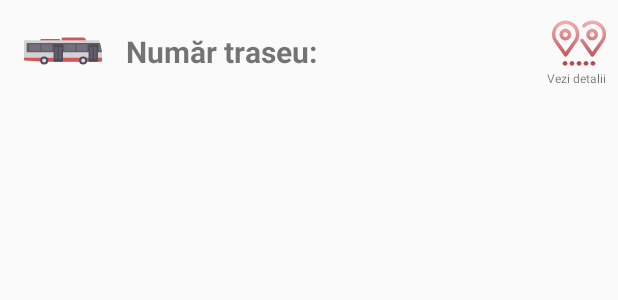
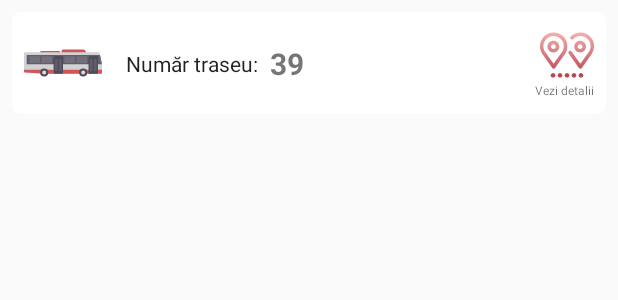
Before and after one commit to ViorelAlbastrelu/eticket, an Android app: the layout item_route.xml on its own in the app's theme, with its tools: preview values and no code run, on a phone screen of 412 x 824 dp. Shown: the top 300 px of the screen. Run offline under Robolectric (Android 15) with nearby library versions, the phone set to English and light mode, and no system bars.

Commit message:
Add layout and viewHolder for Route items

```diff
--- /dev/null
+++ b/app/src/main/res/drawable/background_white_rouned_corners.xml
@@ -0,0 +1,7 @@
+<?xml version="1.0" encoding="utf-8"?>
+<shape xmlns:android="http://schemas.android.com/apk/res/android">
+	<size android:height="24dp"
+		android:width="24dp"/>
+	<corners android:radius="6dp"/>
+	<solid android:color="@android:color/white"/>
+</shape>
--- a/app/src/main/res/layout/item_route.xml
+++ b/app/src/main/res/layout/item_route.xml
@@ -17,13 +17,14 @@
 	<androidx.constraintlayout.widget.ConstraintLayout
 		android:layout_width="match_parent"
 		android:layout_height="wrap_content"
-		android:padding="8dp">
+		android:background="@drawable/background_white_rouned_corners"
+		android:layout_margin="@dimen/feeditem_outside_margin"
+		android:padding="@dimen/feeditem_inside_padding">
 
 		<ImageView
 			android:id="@+id/traseuTypeIcon"
 			android:layout_width="52dp"
 			android:layout_height="52dp"
-			android:layout_marginStart="8dp"
 			app:layout_constraintBottom_toBottomOf="parent"
 			app:layout_constraintStart_toStartOf="parent"
 			app:layout_constraintTop_toTopOf="parent"
@@ -33,15 +34,13 @@
 
 		<TextView
 			android:id="@+id/traseu_no"
-			android:layout_width="wrap_content"
+			android:layout_width="0dp"
 			android:layout_height="wrap_content"
 			android:layout_marginStart="16dp"
 			android:layout_marginTop="8dp"
 			android:layout_marginBottom="8dp"
 			android:text="@string/nr_traseu_fmt"
-			android:textAlignment="center"
-			android:textSize="20sp"
-			android:textStyle="bold"
+			android:textAppearance="@style/TextAppearance.AppCompat.Body1"
 			app:layout_constraintBottom_toBottomOf="parent"
 			app:layout_constraintStart_toEndOf="@+id/traseuTypeIcon"
 			app:layout_constraintTop_toTopOf="parent" />
@@ -59,9 +58,11 @@
 			android:textStyle="bold"
 			app:layout_constraintBottom_toBottomOf="parent"
 			app:layout_constraintStart_toEndOf="@+id/traseu_no"
-			app:layout_constraintTop_toTopOf="parent" />
+			app:layout_constraintTop_toTopOf="parent"
+			tools:text="39" />
 
 		<LinearLayout
+			android:id="@+id/linearLayout"
 			android:layout_width="wrap_content"
 			android:layout_height="match_parent"
 			android:orientation="vertical"
--- a/app/src/main/res/layout/item_ticket.xml
+++ b/app/src/main/res/layout/item_ticket.xml
@@ -12,10 +12,9 @@
 		xmlns:app="http://schemas.android.com/apk/res-auto"
 		android:layout_width="match_parent"
 		android:layout_height="wrap_content"
-		android:layout_margin="10dp"
+		android:layout_margin="@dimen/feeditem_outside_margin"
 		app:cardCornerRadius="6dp"
-		app:cardElevation="6dp"
-		app:contentPadding="10dp">
+		app:contentPadding="@dimen/feeditem_inside_padding">
 
 		<androidx.constraintlayout.widget.ConstraintLayout
 			android:layout_width="match_parent"
--- a/app/src/main/res/layout/item_ticket_parking.xml
+++ b/app/src/main/res/layout/item_ticket_parking.xml
@@ -13,10 +13,9 @@
 	<androidx.cardview.widget.CardView
 		android:layout_width="match_parent"
 		android:layout_height="wrap_content"
-		android:layout_margin="10dp"
+		android:layout_margin="@dimen/feeditem_outside_margin"
 		app:cardCornerRadius="6dp"
-		app:cardElevation="6dp"
-		app:contentPadding="10dp">
+		app:contentPadding="@dimen/feeditem_inside_padding">
 
 		<androidx.constraintlayout.widget.ConstraintLayout
 			android:layout_width="match_parent"
--- a/app/src/main/res/values/colors.xml
+++ b/app/src/main/res/values/colors.xml
@@ -7,4 +7,5 @@
 	<color name="colorSecondaryDark">#9a0007</color>
 	<color name="colorSecondaryLight">#ff6659</color>
 	<color name="colorAccent">#9a0007</color>
+
 </resources>
--- a/app/src/main/res/values/dimens.xml
+++ b/app/src/main/res/values/dimens.xml
@@ -6,4 +6,8 @@
 	<dimen name="appbar_padding_top">8dp</dimen>
 	<dimen name="nav_header_vertical_spacing">8dp</dimen>
 	<dimen name="nav_header_height">176dp</dimen>
+
+	<!--FeedItems-->
+	<dimen name="feeditem_outside_margin">8dp</dimen>
+	<dimen name="feeditem_inside_padding">8dp</dimen>
 </resources>
--- a/app/src/main/res/values/strings.xml
+++ b/app/src/main/res/values/strings.xml
@@ -54,7 +54,9 @@
 	<string name="serie_bilet">Seria:</string>
 	<string name="zero_bilete">Nu există nici un bilet în listă</string>
 
-	<!--Traseu layout-->
+	<!--Route layout-->
+	<string name="route_name_fmt">Stație: %s</string>
+	<string name="route_time_fmt">Sosire: %s</string>
 	<string name="ora_traseu_fmt">Ora sosire: %1$s</string>
 	<string name="nr_traseu_fmt">Număr traseu:</string>
 
```
Also changed, not shown: app/src/main/java/com/faciee/cti/valbastrelu/eticket/ui/home/FeedItemViewHolder.kt (+17 -6 lines), app/src/main/java/com/faciee/cti/valbastrelu/eticket/ui/home/HomeFeedAdapter.kt (+15 -4 lines), app/src/main/res/layout/item_scheduled_route.xml (added, +65 -0 lines), 3 other files.
